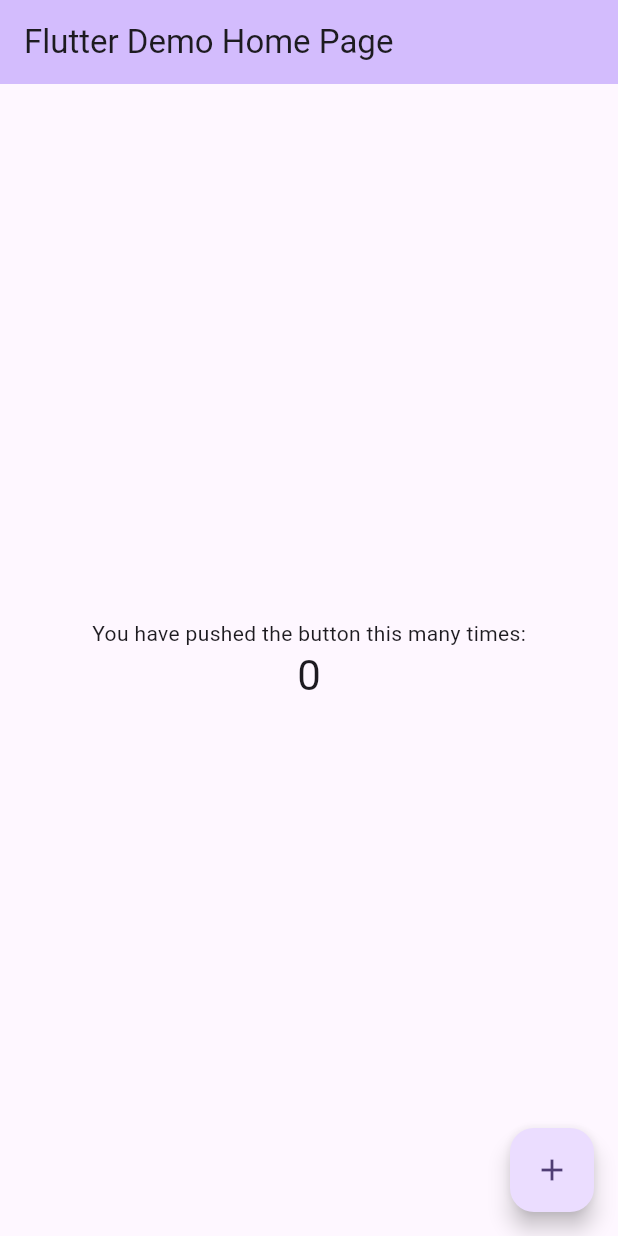
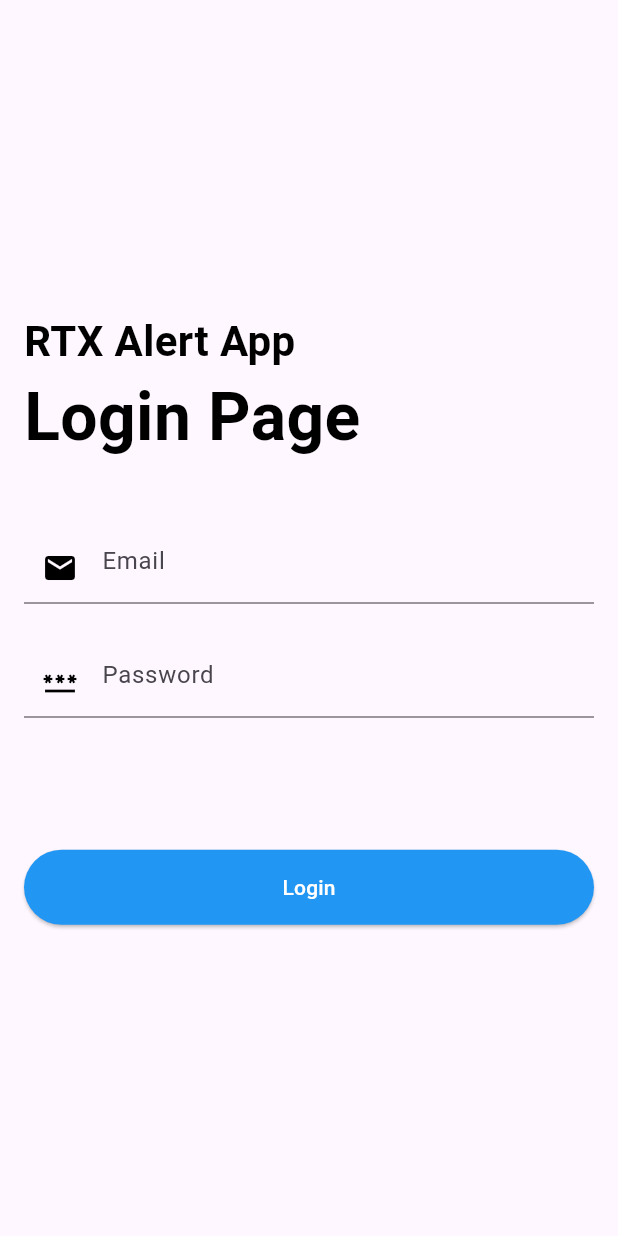
Before and after one commit to kobechua/rtx-alert-app, a Flutter app: the screen it shows after launch, on a phone screen of 412 x 824 dp. Run offline on Flutter 3.47's test engine with Material 3 defaults, Android fonts, the phone set to English and light mode, and no system bars.

Commit message:
Created login page

```diff
--- a/lib/main.dart
+++ b/lib/main.dart
@@ -10,43 +10,14 @@
   // This widget is the root of your application.
   @override
   Widget build(BuildContext context) {
-    return MaterialApp(
-      title: 'Flutter Demo',
-      theme: ThemeData(
-        // This is the theme of your application.
-        //
-        // TRY THIS: Try running your application with "flutter run". You'll see
-        // the application has a purple toolbar. Then, without quitting the app,
-        // try changing the seedColor in the colorScheme below to Colors.green
-        // and then invoke "hot reload" (save your changes or press the "hot
-        // reload" button in a Flutter-supported IDE, or press "r" if you used
-        // the command line to start the app).
-        //
-        // Notice that the counter didn't reset back to zero; the application
-        // state is not lost during the reload. To reset the state, use hot
-        // restart instead.
-        //
-        // This works for code too, not just values: Most code changes can be
-        // tested with just a hot reload.
-        colorScheme: ColorScheme.fromSeed(seedColor: Colors.deepPurple),
-        useMaterial3: true,
-      ),
-      home: const MyHomePage(title: 'Flutter Demo Home Page'),
+    return const MaterialApp(
+      home: HomePage()
     );
   }
 }
 
 class MyHomePage extends StatefulWidget {
   const MyHomePage({super.key, required this.title});
-
-  // This widget is the home page of your application. It is stateful, meaning
-  // that it has a State object (defined below) that contains fields that affect
-  // how it looks.
-
-  // This class is the configuration for the state. It holds the values (in this
-  // case the title) provided by the parent (in this case the App widget) and
-  // used by the build method of the State. Fields in a Widget subclass are
-  // always marked "final".
 
   final String title;
 
@@ -59,50 +30,23 @@
 
   void _incrementCounter() {
     setState(() {
-      // This call to setState tells the Flutter framework that something has
-      // changed in this State, which causes it to rerun the build method below
-      // so that the display can reflect the updated values. If we changed
-      // _counter without calling setState(), then the build method would not be
-      // called again, and so nothing would appear to happen.
+
       _counter++;
     });
   }
 
   @override
   Widget build(BuildContext context) {
-    // This method is rerun every time setState is called, for instance as done
-    // by the _incrementCounter method above.
-    //
-    // The Flutter framework has been optimized to make rerunning build methods
-    // fast, so that you can just rebuild anything that needs updating rather
-    // than having to individually change instances of widgets.
+
     return Scaffold(
       appBar: AppBar(
-        // TRY THIS: Try changing the color here to a specific color (to
-        // Colors.amber, perhaps?) and trigger a hot reload to see the AppBar
-        // change color while the other colors stay the same.
+
         backgroundColor: Theme.of(context).colorScheme.inversePrimary,
-        // Here we take the value from the MyHomePage object that was created by
-        // the App.build method, and use it to set our appbar title.
+
         title: Text(widget.title),
       ),
       body: Center(
-        // Center is a layout widget. It takes a single child and positions it
-        // in the middle of the parent.
         child: Column(
-          // Column is also a layout widget. It takes a list of children and
-          // arranges them vertically. By default, it sizes itself to fit its
-          // children horizontally, and tries to be as tall as its parent.
-          //
-          // Column has various properties to control how it sizes itself and
-          // how it positions its children. Here we use mainAxisAlignment to
-          // center the children vertically; the main axis here is the vertical
-          // axis because Columns are vertical (the cross axis would be
-          // horizontal).
-          //
-          // TRY THIS: Invoke "debug painting" (choose the "Toggle Debug Paint"
-          // action in the IDE, or press "p" in the console), to see the
-          // wireframe for each widget.
           mainAxisAlignment: MainAxisAlignment.center,
           children: <Widget>[
             const Text(
@@ -119,7 +63,105 @@
         onPressed: _incrementCounter,
         tooltip: 'Increment',
         child: const Icon(Icons.add),
-      ), // This trailing comma makes auto-formatting nicer for build methods.
+      ),
     );
   }
 }
+
+
+class HomePage extends StatefulWidget {
+  const HomePage({super.key});
+
+  @override
+  State<HomePage> createState() => _HomePageState();
+}
+
+class _HomePageState extends State<HomePage> {
+  @override
+  Widget build(BuildContext context) {
+    return const Scaffold(
+      body: LoginScreen(),
+
+    );
+  }
+}
+
+class LoginScreen extends StatefulWidget {
+  const LoginScreen({super.key});
+
+  @override
+  State<LoginScreen> createState() => _LoginScreenState();
+}
+
+class _LoginScreenState extends State<LoginScreen> {
+  @override
+  Widget build(BuildContext context) {
+    return Padding(
+      padding: const EdgeInsets.all(16.0),
+      child: Column(
+        mainAxisAlignment: MainAxisAlignment.center,
+        crossAxisAlignment: CrossAxisAlignment.start,
+        children: [
+
+
+          const Text("RTX Alert App", style: TextStyle(
+            color: Colors.black,
+            fontSize:28.0,
+            fontWeight: FontWeight.bold,
+            )
+          ),
+
+
+          const Text(
+            "Login Page",
+            style: TextStyle(
+              color: Colors.black,
+              fontSize: 44.0,
+              fontWeight: FontWeight.bold
+            ),
+          ),
+
+          //Email Field
+          const SizedBox(
+            height: 44.0
+          ),
+          const TextField(
+            keyboardType:  TextInputType.emailAddress,
+            decoration: InputDecoration(
+              hintText: "Email",
+              prefixIcon: Icon(Icons.mail, color: Colors.black)
+            )
+          ),
+
+          //Password Field
+          const SizedBox(
+            height: 28.0
+          ),
+          const TextField(
+            obscureText: true,
+            decoration: InputDecoration(
+              hintText: "Password",
+              prefixIcon: Icon(Icons.password, color: Colors.black)
+            )
+          ),
+
+          const SizedBox(
+            height: 88.0,
+          ),
+          ElevatedButton(
+            onPressed: () {
+              // Add login logic
+            },
+
+            style: ElevatedButton.styleFrom(
+              backgroundColor: Colors.blue,
+              foregroundColor: Colors.white,
+              minimumSize: const Size(double.infinity, 50)
+            ),
+            child: const Text('Login'),
+          )
+        ],
+      )
+    );
+  }
+}
```
Also changed, not shown: 3 other files.
